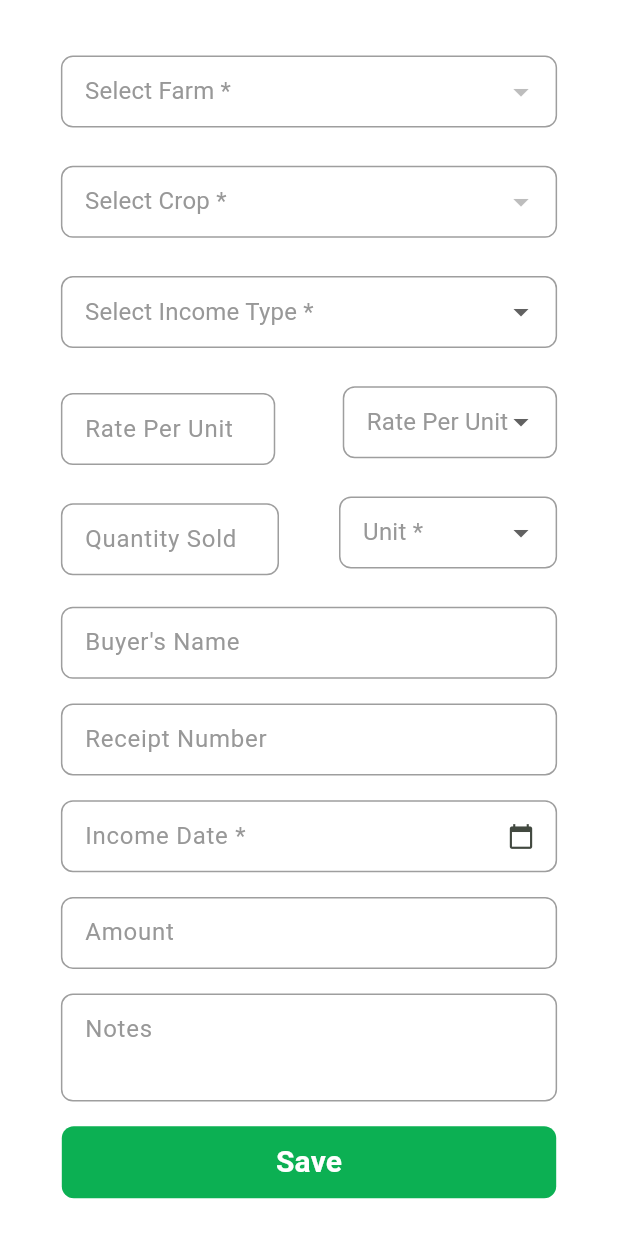
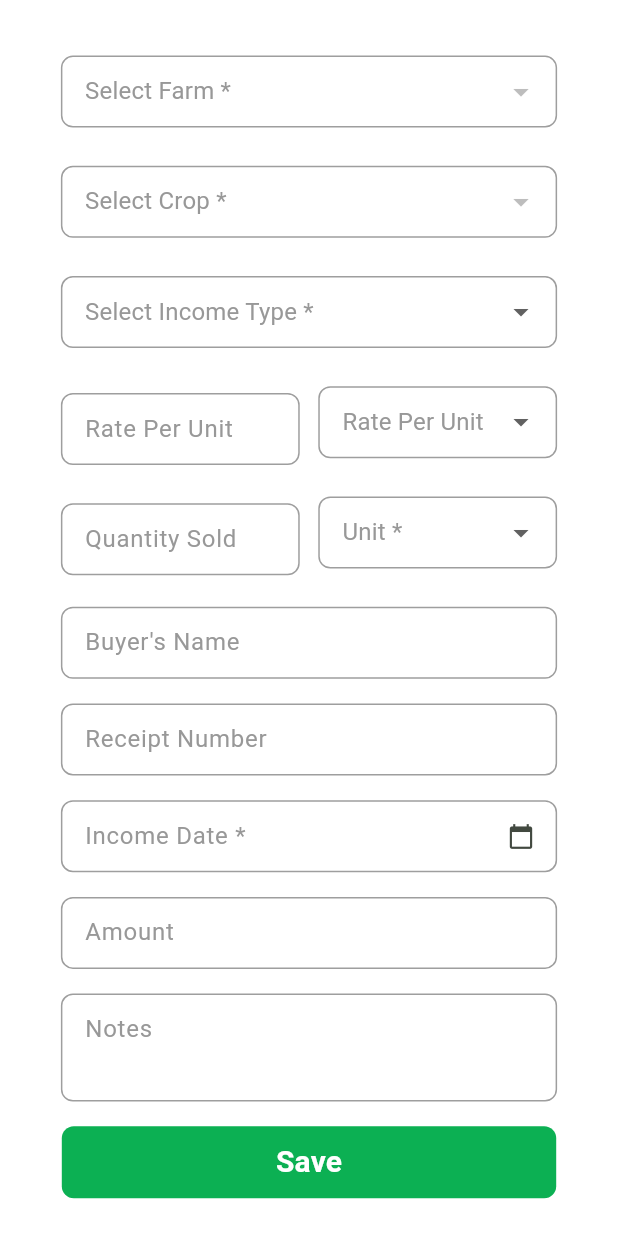
Before and after one commit to ShriHerwade/sheti_next, a Flutter app: the CreateIncomeScreen screen opened directly, on a phone screen of 412 x 824 dp. Run offline on Flutter 3.47's test engine with Material 3 defaults, Android fonts, the light colour scheme and no system bars; our stand-ins replace easy_localization, google_nav_bar, introduction_screen, shared_preferences, sqflite, toast; missing offline and left inert: multiselect; accounts and stored records are empty.

Commit message:
SN-54 space between row controls removed on incomepage

```diff
--- /dev/null
+++ b/lib/zebra/common/widgets/NxDDFormField_NP.dart
@@ -0,0 +1,74 @@
+import 'package:easy_localization/easy_localization.dart';
+import 'package:flutter/material.dart';
+import 'package:sheti_next/zebra/constant/ColorConstants.dart';
+
+class NxDDFormField_NP extends StatefulWidget {
+  final String? value;
+  final String label;
+  final String hint;
+  final List<String> items;
+  final Function(String?) onChanged;
+
+  const NxDDFormField_NP({
+    Key? key,
+    required this.value,
+    required this.hint,
+    required this.label,
+    required this.items,
+    required this.onChanged,
+  }) : super(key: key);
+
+  @override
+  State<NxDDFormField_NP> createState() =>
+      _NxDDFormField_NPState();
+}
+
+class _NxDDFormField_NPState extends State<NxDDFormField_NP> {
+  @override
+  Widget build(BuildContext context) {
+    return Container(
+      padding: EdgeInsets.only(right: 20),
+      height: 57,
+      child: DropdownButtonHideUnderline(
+        child: DropdownButtonFormField<String>(
+          decoration: InputDecoration(
+            enabledBorder: OutlineInputBorder(
+                borderRadius: BorderRadius.all(Radius.circular(8.0)),
+                borderSide: BorderSide(width:1,color: ColorConstants.enabledFieldBorderColor)),
+            focusedBorder: OutlineInputBorder(
+                borderRadius: BorderRadius.all(Radius.circular(8.0)),
+                borderSide: BorderSide(width: 1,color: ColorConstants.focusedFieldBorderColor)),
+            disabledBorder: OutlineInputBorder(
+                borderRadius: BorderRadius.all(Radius.circular(8.0)),
+                borderSide: BorderSide(width: 1,color: ColorConstants.disabledFieldBorderColor)),
+            errorBorder: OutlineInputBorder(
+                borderRadius: BorderRadius.all(Radius.circular(8.0)),
+                borderSide: BorderSide(width: 1,color: ColorConstants.errorFieldBorderColor)),
+            fillColor: Colors.white,
+            filled: true,
+            // Show label only if the dropdown is selected
+            labelText: widget.value != null && widget.value!.isNotEmpty
+                ? widget.label
+                : null,
+            //labelStyle: TextStyle(color: Colors.grey,fontWeight: FontWeight.normal),
+            floatingLabelBehavior: FloatingLabelBehavior.auto,
+            isDense: true,
+          ),
+          hint: Text(widget.hint,
+              style: TextStyle(
+                  color: ColorConstants.fieldHintTextColor, fontWeight: FontWeight.normal)),
+          value: widget.value,
+          onChanged: widget.onChanged,
+          items: widget.items.map((item) {
+            return DropdownMenuItem<String>(
+              value: item,
+              child: Text(item,
+                  style: TextStyle(
+                      fontWeight: FontWeight.normal, color: ColorConstants.dropdownElementTextColor)),
+            );
+          }).toList(),
+        ),
+      ),
+    );
+  }
+}
--- /dev/null
+++ b/lib/zebra/common/widgets/NxTextFormField_NP.dart
@@ -0,0 +1,110 @@
+import 'package:flutter/material.dart';
+import 'package:sheti_next/zebra/constant/ColorConstants.dart';
+import '../util/InputValidator.dart';
+
+class NxTextFormField_NP extends StatefulWidget {
+  final TextEditingController? controller;
+  final String? hintText;
+  final String? labelText;
+  final IconData? icon;
+  final bool isObsecureText;
+  final TextInputType inputType;
+  final bool isEnable;
+  final int? maxLength;
+  final int? maxLines;
+  final bool expands;
+
+  const NxTextFormField_NP({
+    Key? key,
+    this.controller,
+    this.hintText,
+    this.labelText,
+    this.icon,
+    this.isObsecureText = false,
+    this.inputType = TextInputType.text,
+    this.isEnable = true,
+    this.maxLength,
+    this.maxLines,
+    this.expands = false,
+  }) : super(key: key);
+
+  @override
+  _NxTextFormField_NPState createState() => _NxTextFormField_NPState();
+}
+
+class _NxTextFormField_NPState extends State<NxTextFormField_NP> {
+  late TextEditingController _customTextFieldController;
+
+  @override
+  void initState() {
+    super.initState();
+    _customTextFieldController = widget.controller ?? TextEditingController();
+    _customTextFieldController.addListener(updateState);
+  }
+
+  @override
+  void dispose() {
+    _customTextFieldController.removeListener(updateState);
+    if (widget.controller == null) {
+      _customTextFieldController.dispose();
+    }
+    super.dispose();
+  }
+
+  void updateState() {
+    setState(() {});
+  }
+
+  String? validateInput(String? value) {
+    if (value == null || value.isEmpty) {
+      return "Please Enter ${widget.hintText}";
+    }
+    if (widget.hintText == "Email" && !validateEmail(value)) {
+      return "Please Enter a valid Email Address";
+    }
+    return null;
+  }
+
+  @override
+  Widget build(BuildContext context) {
+    return Container(
+     padding: EdgeInsets.only(left:  20.0),
+      child: TextFormField(
+        controller: _customTextFieldController,
+        obscureText: widget.isObsecureText,
+        keyboardType: widget.inputType,
+        enabled: widget.isEnable,
+        maxLength: widget.maxLength,
+        maxLines: widget.expands ? null : widget.maxLines,
+        expands: widget.expands,
+        validator: validateInput,
+        decoration: InputDecoration(
+          enabledBorder: OutlineInputBorder(
+            borderRadius: BorderRadius.all(Radius.circular(8.0)),
+            borderSide: BorderSide(width: 1, color: ColorConstants.enabledFieldBorderColor),
+          ),
+          focusedBorder: OutlineInputBorder(
+            borderRadius: BorderRadius.all(Radius.circular(8.0)),
+            borderSide: BorderSide(width: 1, color: ColorConstants.focusedFieldBorderColor),
+          ),
+          disabledBorder: OutlineInputBorder(
+            borderRadius: BorderRadius.all(Radius.circular(8.0)),
+            borderSide: BorderSide(width: 1, color: ColorConstants.disabledFieldBorderColor),
+          ),
+          errorBorder: OutlineInputBorder(
+            borderRadius: BorderRadius.all(Radius.circular(8.0)),
+            borderSide: BorderSide(width: 1, color: ColorConstants.errorFieldBorderColor),
+          ),
+          floatingLabelBehavior: FloatingLabelBehavior.auto,
+          hintText: widget.hintText,
+          hintStyle: TextStyle(fontWeight: FontWeight.normal, color: ColorConstants.fieldHintTextColor),
+          labelText: _customTextFieldController.text.isNotEmpty ? widget.labelText : null,
+          labelStyle: TextStyle(fontWeight: FontWeight.normal, color: ColorConstants.fieldLabelTextColor),
+          isDense: true,
+          fillColor: Colors.white,
+          filled: true,
+        ),
+      ),
+    );
+  }
+}
--- a/lib/zebra/screen/farming/CreateIncomeScreen.dart
+++ b/lib/zebra/screen/farming/CreateIncomeScreen.dart
@@ -2,6 +2,7 @@ import 'package:easy_localization/easy_localization.dart';
 import 'package:flutter/material.dart';
 import 'package:sheti_next/translations/locale_keys.g.dart';
 import 'package:sheti_next/zebra/common/util/CustomTranslationList.dart';
+import 'package:sheti_next/zebra/common/widgets/NxDDFormField_NP.dart';
 import 'package:sheti_next/zebra/common/widgets/NxDDFormField_id.dart';
 import 'package:sheti_next/zebra/constant/ColorConstants.dart';
 import 'package:sheti_next/zebra/dao/DbHelper.dart';
@@ -12,6 +13,8 @@ import '../../common/widgets/NxDDFormField.dart';
 import '../../common/widgets/NxTextFormField.dart';
 import 'package:sheti_next/zebra/common/widgets/NxDateField.dart';
 import '../../dao/models/IncomeModel.dart';
+import 'package:sheti_next/zebra/common/widgets/NxDDFormField.dart';
+import 'package:sheti_next/zebra/common/widgets/NxTextFormField_NP.dart';
 
 class CreateIncomeScreen extends StatefulWidget {
   const CreateIncomeScreen({Key? key});
@@ -252,21 +255,23 @@ class _CreateIncomeScreenState extends State<CreateIncomeScreen> {
                   ),
                   SizedBox(height: MediaQuery.of(context).size.height * 0.02),
                   Row(
-                    //mainAxisAlignment: MainAxisAlignment.spaceBetween,
+                    mainAxisAlignment: MainAxisAlignment.spaceAround,
                     children: [
                       // Rate Per Unit
                       Expanded(
-                        child: NxTextFormField(
+                        child: NxTextFormField_NP(
                           controller: _confRate,
+                          labelText:LocaleKeys.hintRatePerUnit.tr(),
                           hintText: LocaleKeys.labelRatePerUnit.tr(),
                           inputType: TextInputType.number,
+
                         ),
                       ),
-                      SizedBox(width: 5.0),
-                      //SizedBox(width: MediaQuery.of(context).size.width * 0.02),
+
+                      SizedBox(width: MediaQuery.of(context).size.width * 0.03),
                       // Unit
                       Expanded(
-                        child: NxDDFormField(
+                        child: NxDDFormField_NP(
                           value: selectedRateUnit,
                           hint: LocaleKeys.hintRatePerUnit.tr(),
                           label: LocaleKeys.labelRatePerUnit.tr(),
@@ -285,20 +290,18 @@ class _CreateIncomeScreenState extends State<CreateIncomeScreen> {
                   ),
                   SizedBox(height: MediaQuery.of(context).size.height * 0.02),
                   Row(
-                    //mainAxisAlignment: MainAxisAlignment.spaceBetween,
                     children: [
-                      // Quantity Sold
                       Expanded(
-                        child: NxTextFormField(
+                        child: NxTextFormField_NP(
                           controller: _confQuantity,
+                          labelText:LocaleKeys.hintQuantitySold.tr(),
                           hintText: LocaleKeys.labelQuantitySold.tr(),
                           inputType: TextInputType.number,
                         ),
                       ),
-                      //SizedBox(width: MediaQuery.of(context).size.width * 0.02),
-                      // Quantity Unit
+                      SizedBox(width: MediaQuery.of(context).size.width * 0.03),
                       Expanded(
-                        child: NxDDFormField(
+                        child: NxDDFormField_NP(
                           value: selectedQuantityUnit,
                           hint: LocaleKeys.hintSelectQuantityUnit.tr(),
                           label: LocaleKeys.labelSelectQuantityUnit.tr(),
@@ -312,7 +315,12 @@ class _CreateIncomeScreenState extends State<CreateIncomeScreen> {
                             });
                           },
                         ),
-                      ),
+                      )
+                      // Quantity Sold
+
+                      //SizedBox(width: MediaQuery.of(context).size.width * 0.02),
+                      // Quantity Unit
+
                     ],
                   ),
                   SizedBox(height: MediaQuery.of(context).size.height * 0.02),
```
